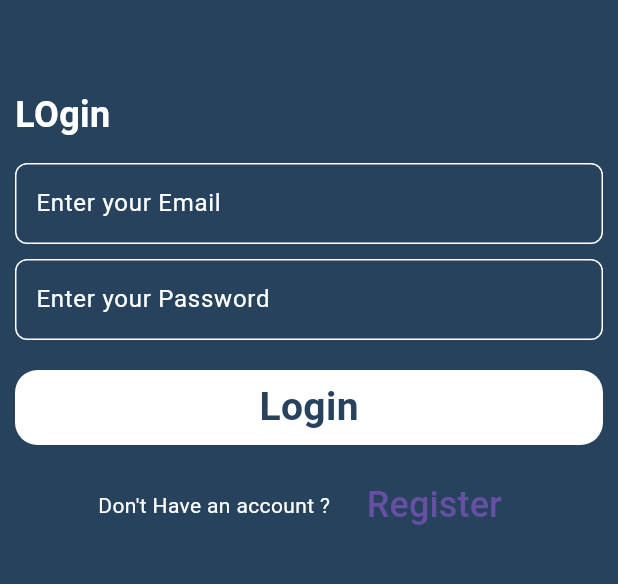
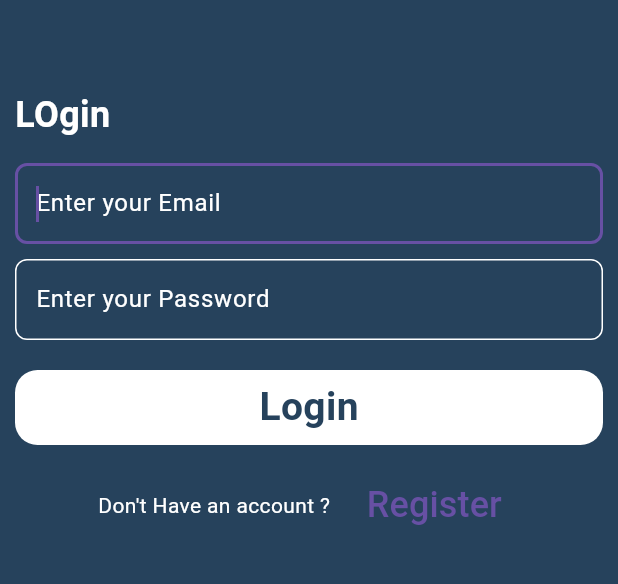
Before and after one commit to Ashraf-Khaled-2005/SimpleChatWithAuth, a Flutter app: the screen it shows after launch, on a phone screen of 412 x 824 dp, the part 530-1114 px from its top. Run offline on Flutter 3.47's test engine with Material 3 defaults, Android fonts, the phone set to English and light mode, and no system bars; drawn by our look-alikes of modal_progress_hud_nsn; our stand-ins replace cloud_firestore, firebase_auth, firebase_core; accounts and stored records are empty.

```diff
--- a/lib/screen/Login.dart
+++ b/lib/screen/Login.dart
@@ -71,6 +71,7 @@ class _SignUpPageState extends State<LoginPage> {
                     height: 15,
                   ),
                   Customtextfield(
+                    isfoucs: true,
                     onChanged: (p0) {
                       email = p0;
                     },
--- a/lib/screen/Signup.dart
+++ b/lib/screen/Signup.dart
@@ -70,6 +70,7 @@ class _SignUpPageState extends State<SignUpPage> {
                     height: 15,
                   ),
                   Customtextfield(
+                    isfoucs: true,
                     onChanged: (p0) {
                       email = p0;
                     },
--- a/lib/screen/chat.dart
+++ b/lib/screen/chat.dart
@@ -78,6 +78,7 @@ class _ChatPageState extends State<ChatPage> {
                 Padding(
                   padding: const EdgeInsets.all(16.0),
                   child: TextField(
+                    autofocus: true,
                     controller: controller,
                     onSubmitted: (data) {
                       messages.add({
@@ -102,7 +103,9 @@ class _ChatPageState extends State<ChatPage> {
             ),
           );
         } else {
-          return Text("Loading");
+          return Center(
+            child: CircularProgressIndicator(),
+          );
         }
       },
     );
--- a/lib/screen/widget/textfield.dart
+++ b/lib/screen/widget/textfield.dart
@@ -1,17 +1,16 @@
 import 'package:flutter/material.dart';
 
 class Customtextfield extends StatelessWidget {
+  final bool isfoucs;
   final String hint;
   final void Function(String)? onChanged;
-  const Customtextfield({
-    super.key,
-    required this.hint,
-    this.onChanged,
-  });
+  const Customtextfield(
+      {super.key, required this.hint, this.onChanged, this.isfoucs = false});
 
   @override
   Widget build(BuildContext context) {
     return TextFormField(
+      autofocus: isfoucs,
       validator: (data) {
         if (data!.isEmpty) return "field is required";
       },
@@ -24,8 +23,10 @@ class Customtextfield extends StatelessWidget {
             borderSide: BorderSide(color: Colors.white),
             borderRadius: BorderRadius.circular(8),
           ),
-          border:
-              OutlineInputBorder(borderSide: BorderSide(color: Colors.white))),
+          border: OutlineInputBorder(
+            borderSide: BorderSide(color: Colors.white),
+            borderRadius: BorderRadius.circular(8),
+          )),
     );
   }
 }
```
Also changed, not shown: pubspec.lock, 2 other files.
